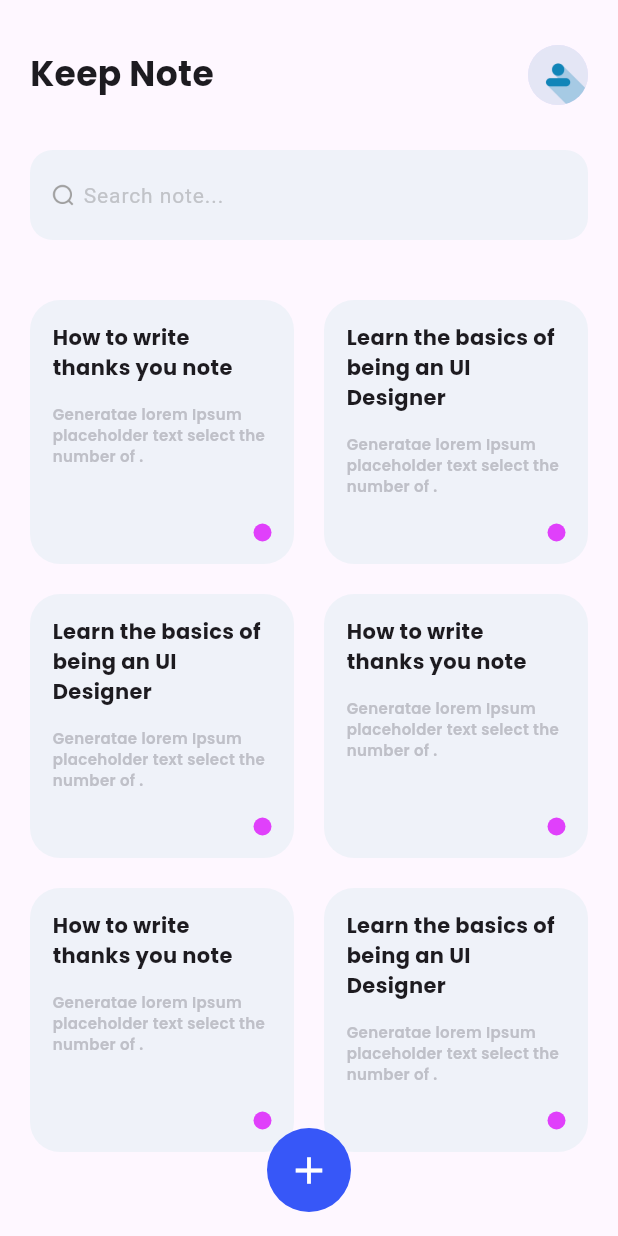
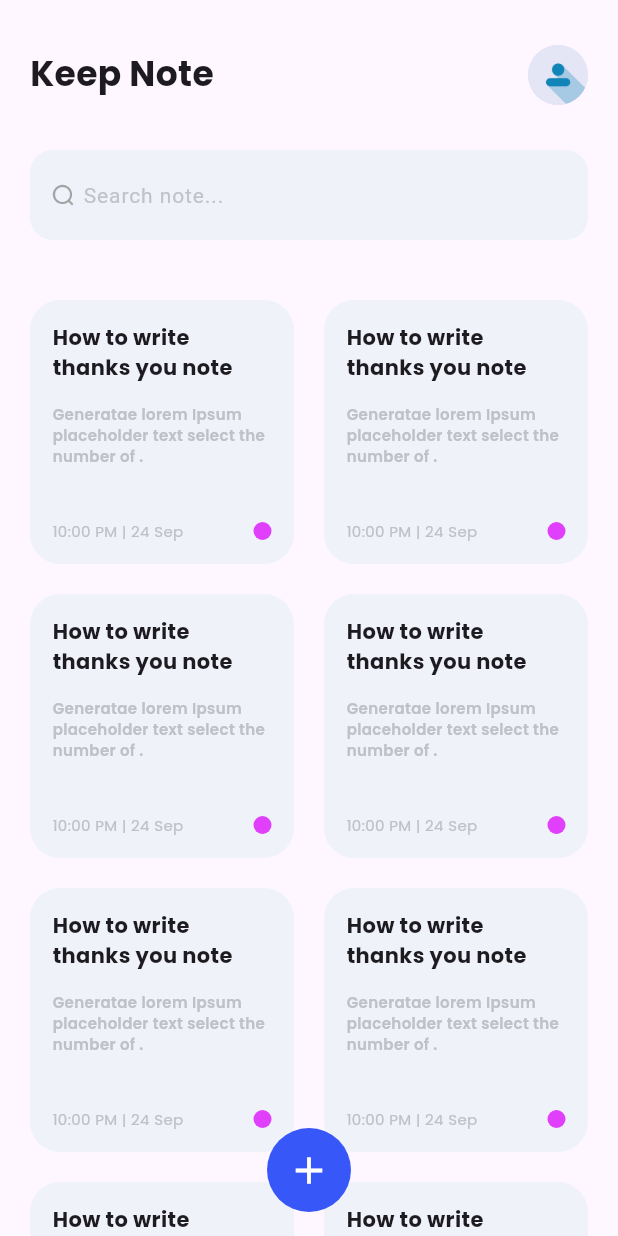
Before and after one commit to faizsr/Note-App-Api-Bloc, a Flutter app: the screen it shows after launch, on a phone screen of 412 x 824 dp. Run offline on Flutter 3.47's test engine with Material 3 defaults, Android fonts, the phone set to English and light mode, and no system bars.

Commit message:
Home page widget refactored and UI completed

```diff
--- a/lib/presentation/screens/home/home_page.dart
+++ b/lib/presentation/screens/home/home_page.dart
@@ -1,7 +1,6 @@
 import 'package:flutter/material.dart';
-import 'package:note_app/core/assets.dart';
-import 'package:note_app/core/constants.dart';
-import 'package:note_app/presentation/widgets/custom_search_field.dart';
+import 'package:note_app/presentation/screens/home/widgets/home_card_widget.dart';
+import 'package:note_app/presentation/screens/home/widgets/home_custom_appbar.dart';
 
 class HomePage extends StatelessWidget {
   const HomePage({super.key});
@@ -11,62 +10,28 @@ class HomePage extends StatelessWidget {
     return SafeArea(
       child: Scaffold(
         floatingActionButtonLocation: FloatingActionButtonLocation.centerFloat,
-        appBar: PreferredSize(
-          preferredSize: const Size.fromHeight(180),
-          child: Container(
-            padding: const EdgeInsets.all(20),
-            child: Column(
-              children: [
-                Padding(
-                  padding: const EdgeInsets.fromLTRB(0, 10, 0, 30),
-                  child: Row(
-                    mainAxisAlignment: MainAxisAlignment.spaceBetween,
-                    crossAxisAlignment: CrossAxisAlignment.center,
-                    children: [
-                      const Text(
-                        'Keep Note',
-                        style: TextStyle(
-                          fontSize: 23,
-                          fontWeight: FontWeight.w700,
+        appBar: const PreferredSize(
+          preferredSize: Size.fromHeight(180),
+          child: CustomAppbar(),
         ),
-                      ),
-                      CircleAvatar(
-                        backgroundImage: AssetImage(userAvatar),
-                      ),
-                    ],
-                  ),
-                ),
-                const CustomSearchField(),
-              ],
-            ),
-          ),
-        ),
-        body: GridView(
+        body: GridView.builder(
           padding: const EdgeInsets.all(10),
           gridDelegate: const SliverGridDelegateWithFixedCrossAxisCount(
-              crossAxisCount: 2),
-          children: const [
-            HomeCardWidget(
+            crossAxisCount: 2,
+          ),
+          itemBuilder: (context, index) {
+            return const HomeCardWidget(
               text: 'How to write thanks you note',
+            );
+          },
         ),
-            HomeCardWidget(
-              text: 'Learn the basics of being an UI Designer',
+        floatingActionButton: _addButton(),
       ),
-            HomeCardWidget(
-              text: 'Learn the basics of being an UI Designer',
-            ),
-            HomeCardWidget(
-              text: 'How to write thanks you note',
-            ),
-            HomeCardWidget(
-              text: 'How to write thanks you note',
-            ),
-            HomeCardWidget(
-              text: 'Learn the basics of being an UI Designer',
-            ),
-          ],
-        ),
-        floatingActionButton: FloatingActionButton(
+    );
+  }
+
+  FloatingActionButton _addButton() {
+    return FloatingActionButton(
       onPressed: () {},
       backgroundColor: const Color(0xFF3757f8),
       shape: const CircleBorder(),
@@ -76,61 +41,6 @@ class HomePage extends StatelessWidget {
         color: Colors.white,
         size: 30,
       ),
-        ),
-      ),
     );
   }
 }
-
-class HomeCardWidget extends StatelessWidget {
-  const HomeCardWidget({
-    super.key,
-    required this.text,
-  });
-
-  final String text;
-
-  @override
-  Widget build(BuildContext context) {
-    return Container(
-      margin: const EdgeInsets.all(10),
-      padding: const EdgeInsets.all(15),
-      decoration: BoxDecoration(
-        color: const Color(0xFFeff2f9),
-        borderRadius: BorderRadius.circular(20),
-      ),
-      child: Column(
-        children: [
-          Text(
-            text,
-            maxLines: 3,
-            overflow: TextOverflow.ellipsis,
-            style: const TextStyle(
-              fontSize: 14,
-              fontWeight: FontWeight.w700,
-            ),
-          ),
-          kHeight(14),
-          const Text(
-            'Generatae lorem Ipsum placeholder text select the number of .',
-            maxLines: 3,
-            overflow: TextOverflow.ellipsis,
-            style: TextStyle(
-              fontSize: 10,
-              color: Color(0xFFbfc0c8),
-              fontWeight: FontWeight.w600,
-            ),
-          ),
-          const Spacer(),
-          const Align(
-            alignment: Alignment.centerRight,
-            child: CircleAvatar(
-              radius: 6,
-              backgroundColor: Colors.purpleAccent,
-            ),
-          ),
-        ],
-      ),
-    );
-  }
-}
--- /dev/null
+++ b/lib/presentation/screens/home/widgets/home_card_widget.dart
@@ -0,0 +1,67 @@
+import 'package:flutter/material.dart';
+import 'package:note_app/core/constants.dart';
+
+class HomeCardWidget extends StatelessWidget {
+  const HomeCardWidget({
+    super.key,
+    required this.text,
+  });
+
+  final String text;
+
+  @override
+  Widget build(BuildContext context) {
+    return Container(
+      margin: const EdgeInsets.all(10),
+      padding: const EdgeInsets.all(15),
+      decoration: BoxDecoration(
+        color: const Color(0xFFeff2f9),
+        borderRadius: BorderRadius.circular(20),
+      ),
+      child: Column(
+        children: [
+          Text(
+            text,
+            maxLines: 3,
+            overflow: TextOverflow.ellipsis,
+            style: const TextStyle(
+              fontSize: 14,
+              fontWeight: FontWeight.w700,
+            ),
+          ),
+          kHeight(14),
+          const Text(
+            'Generatae lorem Ipsum placeholder text select the number of .',
+            maxLines: 3,
+            overflow: TextOverflow.ellipsis,
+            style: TextStyle(
+              fontSize: 10,
+              color: Color(0xFFbfc0c8),
+              fontWeight: FontWeight.w600,
+            ),
+          ),
+          const Spacer(),
+          const Row(
+            mainAxisAlignment: MainAxisAlignment.spaceBetween,
+            children: [
+              Text(
+                '10:00 PM | 24 Sep',
+                style: TextStyle(
+                  fontSize: 10,
+                  color: Color(0xFFbfc0c8),
+                ),
+              ),
+              Align(
+                alignment: Alignment.centerRight,
+                child: CircleAvatar(
+                  radius: 6,
+                  backgroundColor: Colors.purpleAccent,
+                ),
+              ),
+            ],
+          ),
+        ],
+      ),
+    );
+  }
+}
--- /dev/null
+++ b/lib/presentation/screens/home/widgets/home_custom_appbar.dart
@@ -0,0 +1,40 @@
+import 'package:flutter/material.dart';
+import 'package:note_app/core/assets.dart';
+import 'package:note_app/presentation/widgets/custom_search_field.dart';
+
+class CustomAppbar extends StatelessWidget {
+  const CustomAppbar({
+    super.key,
+  });
+
+  @override
+  Widget build(BuildContext context) {
+    return Container(
+      padding: const EdgeInsets.all(20),
+      child: Column(
+        children: [
+          Padding(
+            padding: const EdgeInsets.fromLTRB(0, 10, 0, 30),
+            child: Row(
+              mainAxisAlignment: MainAxisAlignment.spaceBetween,
+              crossAxisAlignment: CrossAxisAlignment.center,
+              children: [
+                const Text(
+                  'Keep Note',
+                  style: TextStyle(
+                    fontSize: 23,
+                    fontWeight: FontWeight.w700,
+                  ),
+                ),
+                CircleAvatar(
+                  backgroundImage: AssetImage(userAvatar),
+                ),
+              ],
+            ),
+          ),
+          const CustomSearchField(),
+        ],
+      ),
+    );
+  }
+}
```
Lines whose indentation alone changed are shown as unchanged.
